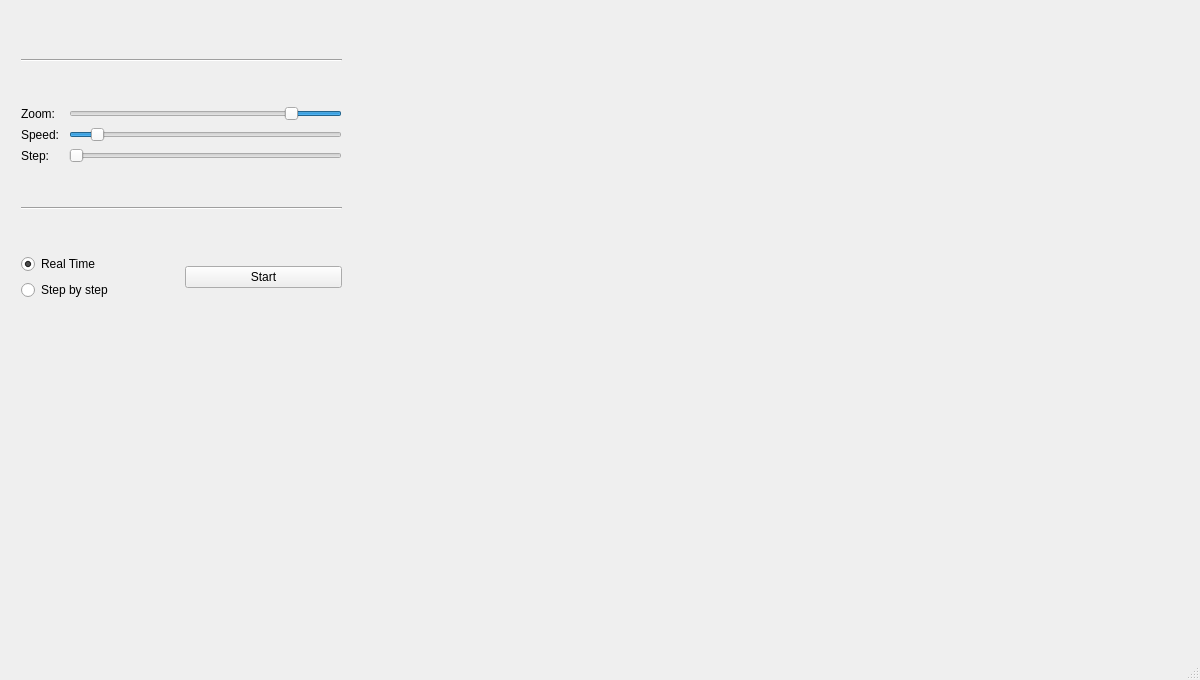
First picture: the form in EconomicEngineDebugGUI/EconomicEngineDebugGUI.ui, repository ZeCroque/EconomicEngine, before the edit.
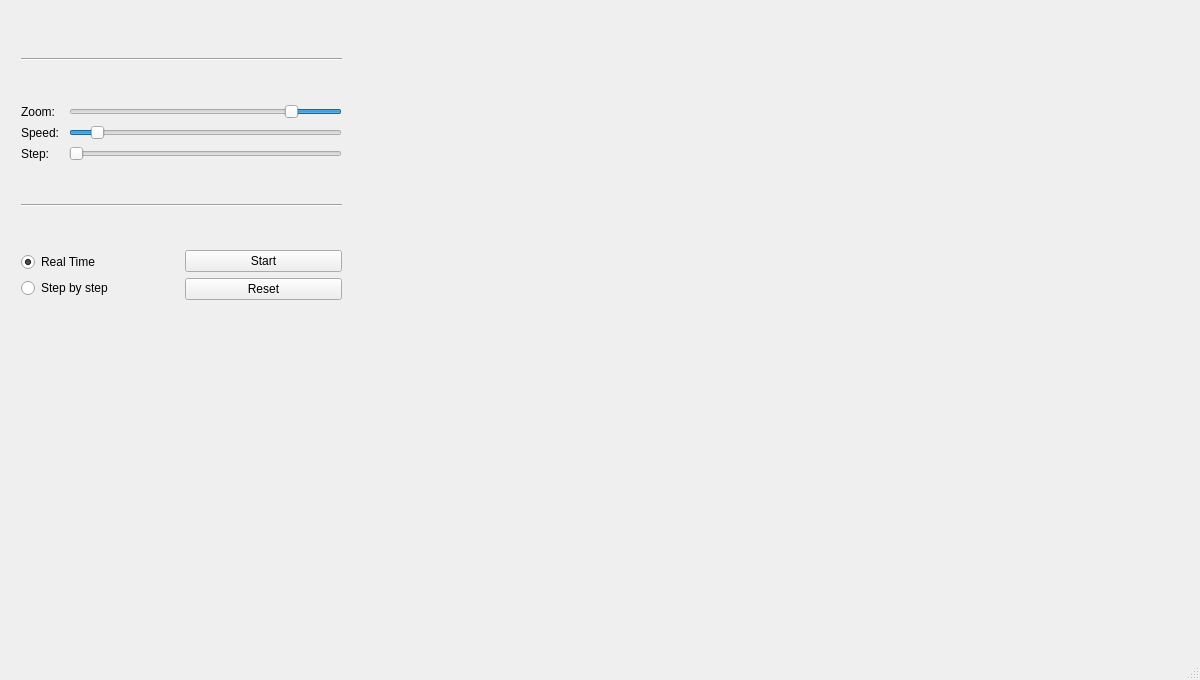
Second picture: the form after the edit. Custom widgets are drawn as their Qt base class.

Patch:
```diff
--- a/EconomicEngineDebugGUI/EconomicEngineDebugGUI.ui
+++ b/EconomicEngineDebugGUI/EconomicEngineDebugGUI.ui
@@ -167,12 +167,21 @@
        <item>
         <layout class="QHBoxLayout" name="horizontalLayout">
          <item>
-          <layout class="QVBoxLayout" name="verticalLayout">
+          <layout class="QVBoxLayout" name="layRadButton">
+           <property name="spacing">
+            <number>4</number>
+           </property>
            <property name="sizeConstraint">
-            <enum>QLayout::SetMaximumSize</enum>
+            <enum>QLayout::SetNoConstraint</enum>
            </property>
            <item>
             <widget class="QRadioButton" name="radBRealTime">
+             <property name="layoutDirection">
+              <enum>Qt::LeftToRight</enum>
+             </property>
+             <property name="autoFillBackground">
+              <bool>false</bool>
+             </property>
              <property name="text">
               <string>Real Time</string>
              </property>
@@ -191,6 +200,8 @@
           </layout>
          </item>
          <item>
+          <layout class="QVBoxLayout" name="LayPushButton">
+           <item>
           <widget class="QPushButton" name="pBStart">
            <property name="text">
             <string>Start</string>
@@ -199,6 +210,18 @@
             <bool>true</bool>
            </property>
           </widget>
+           </item>
+           <item>
+            <widget class="QPushButton" name="pBReset">
+             <property name="text">
+              <string>Reset</string>
+             </property>
+             <property name="checkable">
+              <bool>true</bool>
+             </property>
+            </widget>
+           </item>
+          </layout>
          </item>
         </layout>
        </item>
```
Left out of the diff: 2 changed lines with no effect on the pictures. Lines whose indentation alone changed are shown as unchanged.
